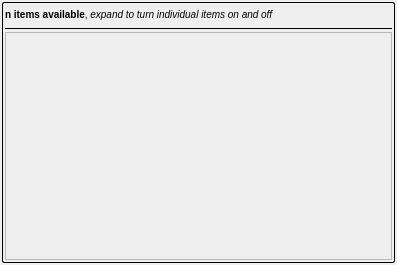
Old version of the form resources/item_list_ui.ui in the repository shotgunsoftware/tk-multi-publish.
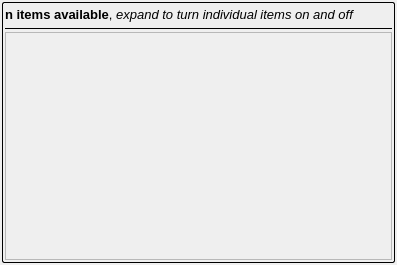
New version of the form. Icons and pictures are not drawn.

What changed in the file:
```diff
--- a/resources/item_list_ui.ui
+++ b/resources/item_list_ui.ui
@@ -45,7 +45,7 @@
          <widget class="QLabel" name="section_label">
           <property name="styleSheet">
            <string notr="true">#section_label {
-font-size: 10px
+font-size: 10pt
 }</string>
           </property>
           <property name="text">
```
